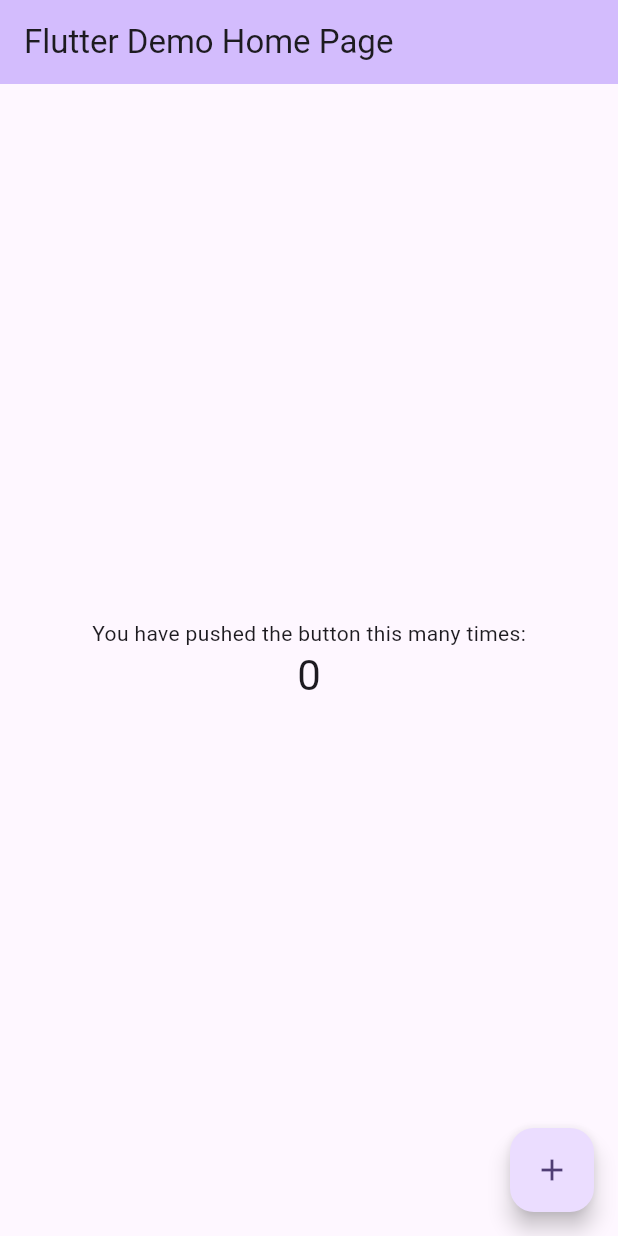
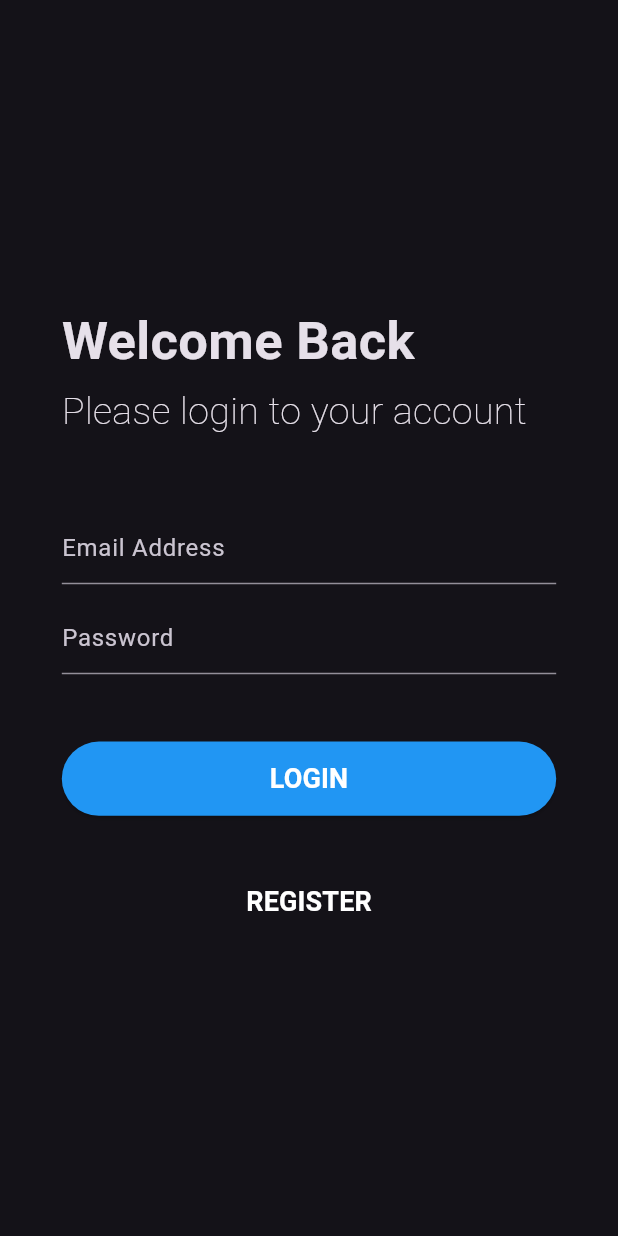
Before and after one commit to AA-237/ChartApp, a Flutter app: the screen it shows after launch, on a phone screen of 412 x 824 dp. Run offline on Flutter 3.47's test engine with Material 2 defaults, Android fonts, the phone set to English and light mode, and no system bars; our stand-ins replace firebase_analytics, firebase_auth; accounts and stored records are empty.

Commit message:
Updates from todays work

```diff
--- a/charts/lib/main.dart
+++ b/charts/lib/main.dart
@@ -1,125 +1,25 @@
+import 'package:charts/screens/login_screen.dart';
 import 'package:flutter/material.dart';
 
-void main() {
-  runApp(const MyApp());
-}
+import 'package:firebase_analytics/firebase_analytics.dart';
+
+void main() => runApp(const MyApp());
 
 class MyApp extends StatelessWidget {
   const MyApp({super.key});
 
-  // This widget is the root of your application.
   @override
   Widget build(BuildContext context) {
     return MaterialApp(
-      title: 'Flutter Demo',
-      theme: ThemeData(
-        // This is the theme of your application.
-        //
-        // TRY THIS: Try running your application with "flutter run". You'll see
-        // the application has a blue toolbar. Then, without quitting the app,
-        // try changing the seedColor in the colorScheme below to Colors.green
-        // and then invoke "hot reload" (save your changes or press the "hot
-        // reload" button in a Flutter-supported IDE, or press "r" if you used
-        // the command line to start the app).
-        //
-        // Notice that the counter didn't reset back to zero; the application
-        // state is not lost during the reload. To reset the state, use hot
-        // restart instead.
-        //
-        // This works for code too, not just values: Most code changes can be
-        // tested with just a hot reload.
-        colorScheme: ColorScheme.fromSeed(seedColor: Colors.deepPurple),
-        useMaterial3: true,
-      ),
-      home: const MyHomePage(title: 'Flutter Demo Home Page'),
-    );
+        debugShowCheckedModeBanner: false,
+        title: 'Flirty',
+        theme: ThemeData(
+          brightness: Brightness.dark,
+          primaryColor: Color.fromRGBO(42, 117, 188, 1),
+          backgroundColor: Color.fromRGBO(28, 27, 27, 1),
+
+          useMaterial3: true,
+        ),
+        home: const LogInScreen());
   }
 }
-
-class MyHomePage extends StatefulWidget {
-  const MyHomePage({super.key, required this.title});
-
-  // This widget is the home page of your application. It is stateful, meaning
-  // that it has a State object (defined below) that contains fields that affect
-  // how it looks.
-
-  // This class is the configuration for the state. It holds the values (in this
-  // case the title) provided by the parent (in this case the App widget) and
-  // used by the build method of the State. Fields in a Widget subclass are
-  // always marked "final".
-
-  final String title;
-
-  @override
-  State<MyHomePage> createState() => _MyHomePageState();
-}
-
-class _MyHomePageState extends State<MyHomePage> {
-  int _counter = 0;
-
-  void _incrementCounter() {
-    setState(() {
-      // This call to setState tells the Flutter framework that something has
-      // changed in this State, which causes it to rerun the build method below
-      // so that the display can reflect the updated values. If we changed
-      // _counter without calling setState(), then the build method would not be
-      // called again, and so nothing would appear to happen.
-      _counter++;
-    });
-  }
-
-  @override
-  Widget build(BuildContext context) {
-    // This method is rerun every time setState is called, for instance as done
-    // by the _incrementCounter method above.
-    //
-    // The Flutter framework has been optimized to make rerunning build methods
-    // fast, so that you can just rebuild anything that needs updating rather
-    // than having to individually change instances of widgets.
-    return Scaffold(
-      appBar: AppBar(
-        // TRY THIS: Try changing the color here to a specific color (to
-        // Colors.amber, perhaps?) and trigger a hot reload to see the AppBar
-        // change color while the other colors stay the same.
-        backgroundColor: Theme.of(context).colorScheme.inversePrimary,
-        // Here we take the value from the MyHomePage object that was created by
-        // the App.build method, and use it to set our appbar title.
-        title: Text(widget.title),
-      ),
-      body: Center(
-        // Center is a layout widget. It takes a single child and positions it
-        // in the middle of the parent.
-        child: Column(
-          // Column is also a layout widget. It takes a list of children and
-          // arranges them vertically. By default, it sizes itself to fit its
-          // children horizontally, and tries to be as tall as its parent.
-          //
-          // Column has various properties to control how it sizes itself and
-          // how it positions its children. Here we use mainAxisAlignment to
-          // center the children vertically; the main axis here is the vertical
-          // axis because Columns are vertical (the cross axis would be
-          // horizontal).
-          //
-          // TRY THIS: Invoke "debug painting" (choose the "Toggle Debug Paint"
-          // action in the IDE, or press "p" in the console), to see the
-          // wireframe for each widget.
-          mainAxisAlignment: MainAxisAlignment.center,
-          children: <Widget>[
-            const Text(
-              'You have pushed the button this many times:',
-            ),
-            Text(
-              '$_counter',
-              style: Theme.of(context).textTheme.headlineMedium,
-            ),
-          ],
-        ),
-      ),
-      floatingActionButton: FloatingActionButton(
-        onPressed: _incrementCounter,
-        tooltip: 'Increment',
-        child: const Icon(Icons.add),
-      ), // This trailing comma makes auto-formatting nicer for build methods.
-    );
-  }
-}
--- /dev/null
+++ b/charts/lib/providers/auth_provider.dart
@@ -0,0 +1,32 @@
+import 'package:flutter/material.dart';
+import 'package:firebase_auth/firebase_auth.dart';
+
+enum AuthStatus {
+  NotAuthenticated,
+  Authenticating,
+  Authenticated,
+  UserNotFound,
+  Error,
+}
+
+class AuthProvider extends ChangeNotifier {
+  late FirebaseAuth _auth;
+
+  late AuthStatus status;
+
+  static AuthProvider instance = AuthProvider();
+
+  AuthProvider() {
+    _auth = FirebaseAuth.instance;
+  }
+
+  Future<void> signInWithEmailAndPassword(String email, String password) async {
+    status =AuthStatus.Authenticating;
+    notifyListeners();
+    try {
+      final UserCredential userCredential = await _auth.signInWithEmailAndPassword(email: email, password: password);
+      status = AuthStatus.Authenticated;
+      print('Looged in successfully');
+    } catch (e) {}
+  }
+}
--- /dev/null
+++ b/charts/lib/screens/login_screen.dart
@@ -0,0 +1,154 @@
+import 'package:flutter/material.dart';
+
+class LogInScreen extends StatefulWidget {
+  const LogInScreen({super.key});
+
+  @override
+  State<LogInScreen> createState() => _LogInScreenState();
+}
+
+class _LogInScreenState extends State<LogInScreen> {
+  late double _deviceHeight;
+  late double _deviceWidth;
+
+  final _formKey = GlobalKey<FormState>();
+
+  @override
+  Widget build(BuildContext context) {
+    _deviceHeight = MediaQuery.of(context).size.height;
+    _deviceWidth = MediaQuery.of(context).size.width;
+
+    return Scaffold(
+      backgroundColor: Theme.of(context).backgroundColor,
+      body: Align(
+        alignment: Alignment.center,
+        child: _LoginUI(),
+      ),
+    );
+  }
+
+  Widget _LoginUI() {
+    return Container(
+      padding: EdgeInsets.symmetric(horizontal: _deviceWidth * 0.10),
+      height: _deviceHeight * 0.60,
+      alignment: Alignment.center,
+      child: Column(
+        mainAxisAlignment: MainAxisAlignment.spaceEvenly,
+        mainAxisSize: MainAxisSize.max,
+        crossAxisAlignment: CrossAxisAlignment.start,
+        children: [
+          _headingWidget(),
+          _inputForm(),
+          _loginButton(),
+          _registerButton(),
+        ],
+      ),
+    );
+  }
+
+  Widget _headingWidget() {
+    return Container(
+      height: _deviceHeight * 0.12,
+      child: const Column(
+        mainAxisAlignment: MainAxisAlignment.spaceEvenly,
+        mainAxisSize: MainAxisSize.max,
+        crossAxisAlignment: CrossAxisAlignment.start,
+        children: [
+          Text(
+            'Welcome Back',
+            style: TextStyle(fontSize: 35, fontWeight: FontWeight.w700),
+          ),
+          Text(
+            'Please login to your account',
+            style: TextStyle(fontSize: 25, fontWeight: FontWeight.w200),
+          )
+        ],
+      ),
+    );
+  }
+
+  Widget _inputForm() {
+    return SizedBox(
+      height: _deviceHeight * 0.16,
+      child: Form(
+        key: _formKey,
+        onChanged: () {},
+        child: Column(
+          mainAxisAlignment: MainAxisAlignment.spaceEvenly,
+          mainAxisSize: MainAxisSize.max,
+          crossAxisAlignment: CrossAxisAlignment.start,
+          children: [
+            _emailTextField(),
+            _passwordTextField(),
+          ],
+        ),
+      ),
+    );
+  }
+
+  Widget _emailTextField() {
+    return TextField(
+      autocorrect: false,
+      style: const TextStyle(color: Colors.white),
+      onSubmitted: (value) {},
+      cursorColor: Colors.white,
+      decoration: const InputDecoration(
+          hintText: 'Email Address',
+          focusedBorder: UnderlineInputBorder(
+              borderSide: BorderSide(color: Colors.white))),
+    );
+  }
+
+  Widget _passwordTextField() {
+    return TextField(
+      autocorrect: false,
+      obscureText: true,
+      style: const TextStyle(color: Colors.white),
+      onSubmitted: (value) {},
+      cursorColor: Colors.white,
+      decoration: const InputDecoration(
+          hintText: 'Password',
+          focusedBorder: UnderlineInputBorder(
+              borderSide: BorderSide(color: Colors.white))),
+    );
+  }
+
+  Widget _loginButton() {
+    return SizedBox(
+      height: _deviceHeight * 0.06,
+      width: _deviceWidth,
+      child: ElevatedButton(
+        onPressed: () {},
+        style: ElevatedButton.styleFrom(backgroundColor: Colors.blue),
+        child: const Text(
+          'LOGIN',
+          style: TextStyle(
+            color: Colors.white,
+            fontWeight: FontWeight.w700,
+            fontSize: 18,
+          ),
+        ),
+      ),
+    );
+  }
+
+  Widget _registerButton() {
+    return SizedBox(
+      height: _deviceHeight * 0.06,
+      width: _deviceWidth,
+      child: TextButton(
+        onPressed: () {
+          print('Fuck You');
+        },
+        child: const Text(
+          'REGISTER',
+          style: TextStyle(
+            color: Colors.white,
+            fontWeight: FontWeight.w700,
+            fontSize: 18,
+          ),
+        ),
+      ),
+    );
+  }
+}
```
Also changed, not shown: charts/pubspec.yaml (+9 -0 lines), charts/pubspec.lock, 4 other files.
